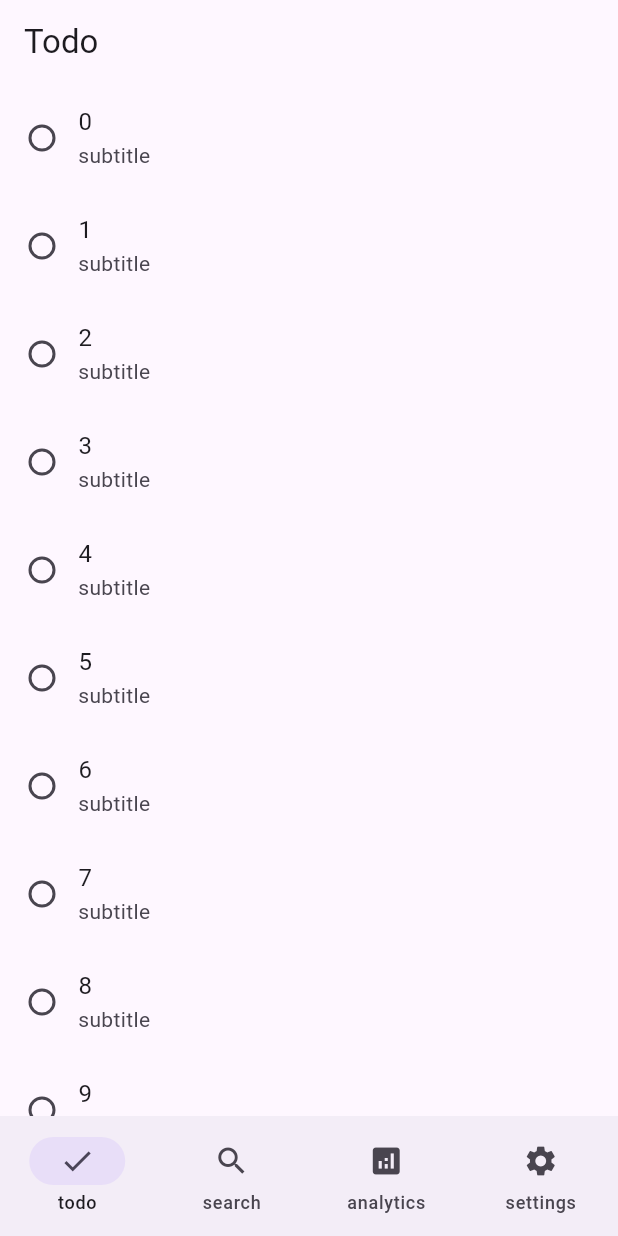
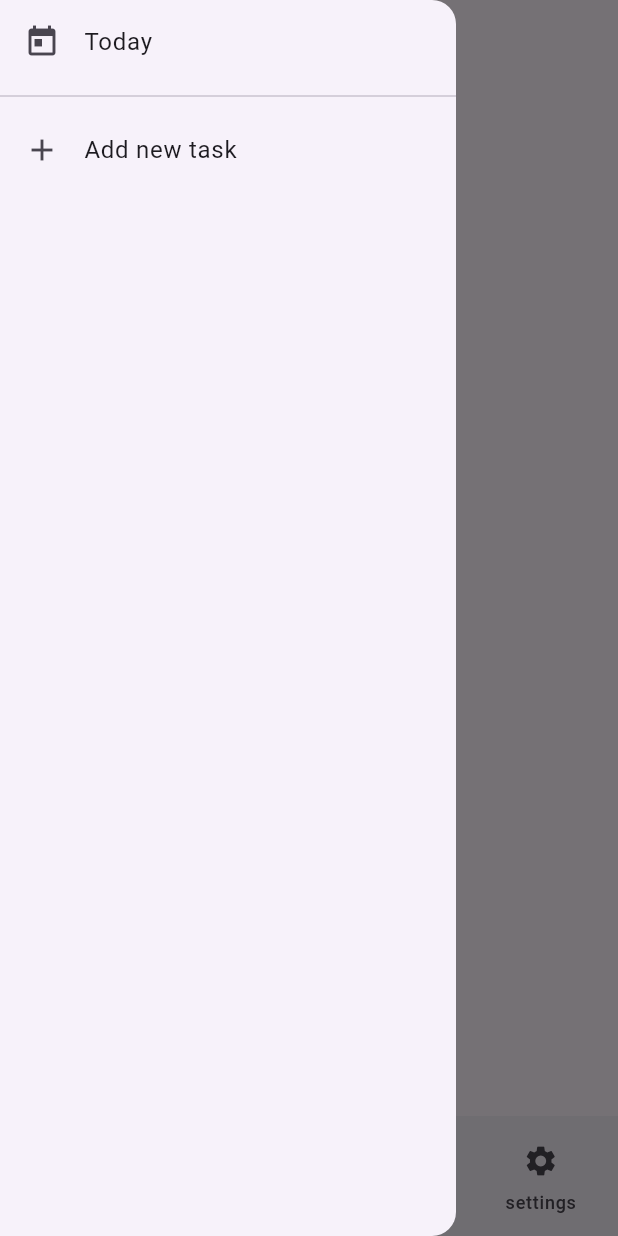
Before and after one commit to naatin777/todolist, a Flutter app: the screen it shows after launch, with the side drawer open (before the commit the screen has no drawer), on a phone screen of 412 x 824 dp. Run offline on Flutter 3.47's test engine with Material 2 defaults, Android fonts, the phone set to English and light mode, and no system bars; our stand-ins replace flutter_riverpod, shared_preferences.

Commit message:
Add todo drawer

```diff
--- a/lib/screen/todo/todo_app_bar.dart
+++ b/lib/screen/todo/todo_app_bar.dart
@@ -9,6 +9,7 @@ class TodoAppBar extends StatelessWidget implements PreferredSizeWidget {
   @override
   Widget build(BuildContext context) {
     return AppBar(
+      centerTitle: true,
       title: const Text("Todo"),
     );
   }
--- /dev/null
+++ b/lib/screen/todo/todo_drawer.dart
@@ -0,0 +1,28 @@
+import 'package:flutter/material.dart';
+
+class TodoDrawer extends StatelessWidget {
+  const TodoDrawer({Key? key}) : super(key: key);
+
+  @override
+  Widget build(BuildContext context) {
+    return Drawer(
+      child: SafeArea(
+        child: ListView(
+          children: [
+            ListTile(
+              leading: const Icon(Icons.today),
+              title: const Text("Today"),
+              onTap: () {},
+            ),
+            const Divider(),
+            ListTile(
+              leading: const Icon(Icons.add),
+              title: const Text("Add new task"),
+              onTap: () {},
+            )
+          ],
+        ),
+      ),
+    );
+  }
+}
```
Also changed, not shown: lib/home.dart (+11 -0 lines).
